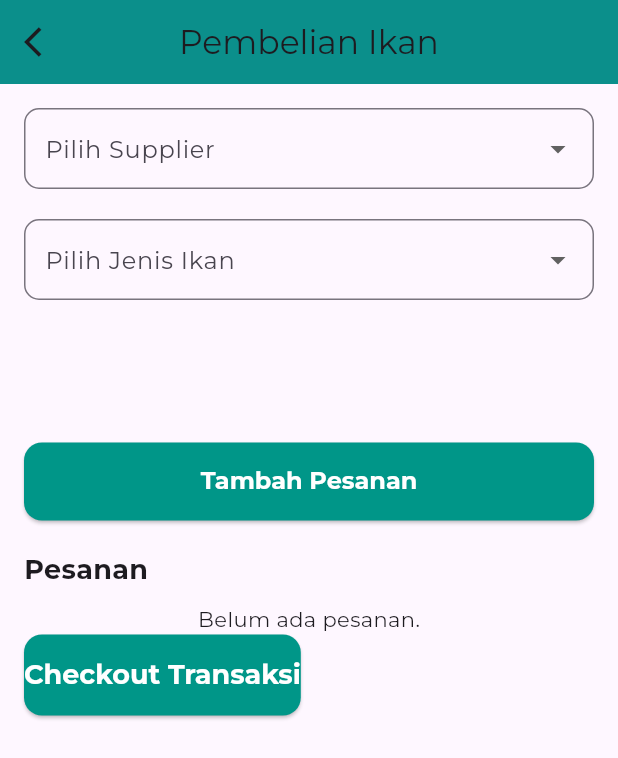
After one commit to rifquabdillah/ikanapp, a Flutter app: the PembelianScreen screen opened directly, on a phone screen of 412 x 824 dp. The commit adds this screen. Shown: the top 758 px of the screen. Run offline on Flutter 3.47's test engine with Material 3 defaults, Android fonts, the phone set to English and light mode, and no system bars; our stand-ins replace quickalert; network calls fail; project files that could hold a hidden picture were left out.

Commit message:
update 28/11/24

```diff
--- a/lib/screen/dashboardScreen.dart
+++ b/lib/screen/dashboardScreen.dart
@@ -1,6 +1,7 @@
 import 'package:flutter/material.dart';
 import 'package:ikanapps/screen/detailOrder.dart';
 import 'package:ikanapps/screen/orderHistory.dart';
+import 'package:ikanapps/screen/pembelian.dart';
 import 'orderScreen.dart';
 import 'stockManagementScreen.dart';
 import 'reportScreen.dart';
@@ -335,8 +336,14 @@ class DashboardScreen extends StatelessWidget {
                           builder: (context) => const TransactionScreen(),
                         ),
                       );
-                    } else if (_menuItems[index]['title'] == "Produk") {
-                      // Navigasi ke Produk Screen
+                    } else if (_menuItems[index]['title'] == "Pembelian") {
+                      Navigator.push(
+                        context,
+                        MaterialPageRoute(
+                          builder: (context) => const PembelianScreen(
+                          ),
+                        ),
+                      );
                     } else if (_menuItems[index]['title'] == "Order History") {
                       Navigator.push(
                         context,
@@ -445,7 +452,7 @@ class DashboardScreen extends StatelessWidget {
 }
 
   final List<Map<String, dynamic>> _menuItems = [
-  {"title": "Produk", "icon": Icons.production_quantity_limits, "color": Colors.teal.shade300},
+  {"title": "Pembelian", "icon": Icons.production_quantity_limits, "color": Colors.teal.shade300},
   {"title": "Transaksi", "icon": Icons.monetization_on_outlined, "color": Colors.green.shade300},
   {"title": "Order", "icon": Icons.sell, "color": Colors.red.shade300},
   {"title": "Order History", "icon": Icons.shopping_bag, "color": Colors.purple.shade300},
--- /dev/null
+++ b/lib/screen/pembelian.dart
@@ -0,0 +1,355 @@
+import 'package:flutter/material.dart';
+import 'confirmationScreen.dart';
+
+class PembelianScreen extends StatefulWidget {
+  const PembelianScreen({Key? key}) : super(key: key);
+
+  @override
+  State<PembelianScreen> createState() => _PembelianScreenState();
+}
+
+class _PembelianScreenState extends State<PembelianScreen> {
+  final List<Map<String, String>> _customers = [
+    {"name": "Suplier 1", "phone": "08123456789", "address": "Jl. Graha Alam Raya Bandung  No. 1"},
+    {"name": "Suplier 2", "phone": "08198765432", "address": "Jl. Graha Alam Raya Bandung No. 2"},
+    {"name": "Suplier 3", "phone": "08122334455", "address": "Jl. Graha Alam Raya Bandung No. 3"},
+  ];
+  Map<String, String>? _selectedCustomer;
+
+  String? _selectedFish;
+  String? _selectedFishVariant;
+  String? _selectedFishCount;
+  String? _quantity;
+  String? _price;
+
+  final List<String> _fishes = ["Ikan Nila", "Ikan Lele", "Ikan Mas"];
+  final Map<String, List<String>> _fishVariants = {
+    "Ikan Nila": ["Nila Merah", "Nila Hitam"],
+    "Ikan Lele": ["Lele Sangkuriang", "Lele Lokal"],
+    "Ikan Mas": ["Mas Koki", "Mas Lokal"],
+  };
+  final List<String> _fishCountOptions = [
+    "1 kg 1 ekor",
+    "1 kg 2 ekor",
+    "1 kg 3 ekor",
+    "1 kg 4 ekor",
+    "1 kg 5 ekor",
+    "1 kg 6 ekor",
+  ];
+
+  final List<Map<String, String>> _orderList = [];
+
+  @override
+  Widget build(BuildContext context) {
+    return Scaffold(
+      appBar: AppBar(
+        backgroundColor: Colors.teal,
+        title: const Text("Pembelian Ikan"),
+        centerTitle: true,
+        elevation: 5,
+        leading: IconButton(
+          icon: const Icon(Icons.arrow_back_ios),
+          onPressed: () {
+            Navigator.pop(context);
+          },
+        ),
+      ),
+      body: Padding(
+        padding: const EdgeInsets.all(16.0),
+        child: SingleChildScrollView(
+          child: Column(
+            crossAxisAlignment: CrossAxisAlignment.start,
+            children: [
+              DropdownField<Map<String, String>>(
+                value: _selectedCustomer,
+                items: _customers,
+                label: "Pilih Supplier",
+                onChanged: _orderList.isEmpty
+                    ? (value) {
+                  setState(() {
+                    _selectedCustomer = value;
+                  });
+                }
+                    : null,
+                itemLabel: (item) => item['name']!,
+                isEnabled: _orderList.isEmpty,
+              ),
+              if (_selectedCustomer != null) ...[
+                const SizedBox(height: 10),
+                Column(
+                  crossAxisAlignment: CrossAxisAlignment.start,
+                  children: [
+                    Container(
+                      margin: const EdgeInsets.symmetric(vertical: 8),
+                      padding: const EdgeInsets.symmetric(horizontal: 16, vertical: 16), // Mengurangi padding horizontal
+                      decoration: BoxDecoration(
+                        color: Colors.white,
+                        borderRadius: BorderRadius.circular(8),
+                        border: Border.all(
+                          color: Colors.black54,
+                          width: 1,
+                        ),
+                      ),
+                      child: Align(
+                        alignment: Alignment.centerLeft,
+                        child: Text(
+                          "${_selectedCustomer!['phone']}",
+                          style: const TextStyle(
+                            fontSize: 16,
+                            fontFamily: 'Montserrat',
+                            fontWeight: FontWeight.w400,
+                          ),
+                        ),
+                      ),
+                    ),
+                    Container(
+                      margin: const EdgeInsets.symmetric(vertical: 8),
+                      padding: const EdgeInsets.symmetric(horizontal: 16, vertical: 16), // Mengurangi padding horizontal
+                      decoration: BoxDecoration(
+                        color: Colors.white,
+                        borderRadius: BorderRadius.circular(8),
+                        border: Border.all(
+                          color: Colors.black54,
+                          width: 1,
+                        ),
+                      ),
+                      child: Align(
+                        alignment: Alignment.centerLeft, // Menjaga teks tetap di kiri
+                        child: Text(
+                          "${_selectedCustomer!['address']}",
+                          style: const TextStyle(
+                            fontSize: 16,
+                            fontFamily: 'Montserrat',
+                            fontWeight: FontWeight.w400,
+                          ),
+                        ),
+                      ),
+                    ),
+                  ],
+                ),
+              ],
+              const SizedBox(height: 20),
+              DropdownField<String>(
+                value: _selectedFish,
+                items: _fishes,
+                label: "Pilih Jenis Ikan",
+                itemLabel: (item) => item,
+                onChanged: (value) {
+                  setState(() {
+                    _selectedFish = value;
+                    _selectedFishVariant = null;
+                  });
+                },
+              ),
+              const SizedBox(height: 20),
+              if (_selectedFish != null)
+                DropdownField<String>(
+                  value: _selectedFishVariant,
+                  items: _fishVariants[_selectedFish!] ?? [],
+                  label: "Pilih Varian Ikan",
+                  itemLabel: (item) => item,
+                  onChanged: (value) {
+                    setState(() {
+                      _selectedFishVariant = value;
+                    });
+                  },
+                ),
+              const SizedBox(height: 20),
+              if (_selectedFishVariant != null)
+                DropdownField<String>(
+                  value: _selectedFishCount,
+                  items: _fishCountOptions,
+                  label: "Bobot",
+                  itemLabel: (item) => item,
+                  onChanged: (value) {
+                    setState(() {
+                      _selectedFishCount = value;
+                    });
+                  },
+                ),
+              const SizedBox(height: 20),
+              if (_selectedFishCount != null)
+                TextField(
+                  keyboardType: TextInputType.number,
+                  onChanged: (value) {
+                    setState(() {
+                      _quantity = value;
+                    });
+                  },
+                  decoration: const InputDecoration(
+                    labelText: "Jumlah Transaksi",
+                    border: OutlineInputBorder(),
+                  ),
+                ),
+              const SizedBox(height: 20),
+              if (_quantity != null)
+                TextField(
+                  keyboardType: TextInputType.number,
+                  onChanged: (value) {
+                    setState(() {
+                      _price = value;
+                    });
+                  },
+                  decoration: const InputDecoration(
+                    labelText: "Harga (per kg)",
+                    border: OutlineInputBorder(),
+                  ),
+                ),
+              const SizedBox(height: 15),
+              SizedBox(
+                width: double.infinity,
+                child: ElevatedButton(
+                  onPressed: () {
+                    if (_selectedCustomer != null &&
+                        _selectedFish != null &&
+                        _selectedFishVariant != null &&
+                        _selectedFishCount != null &&
+                        _quantity != null) {
+                      _addOrder();
+                    } else {
+                      ScaffoldMessenger.of(context).showSnackBar(
+                        const SnackBar(
+                          content: Text("Mohon lengkapi semua data!"),
+                        ),
+                      );
+                    }
+                  },
+                  style: ElevatedButton.styleFrom(
+                    backgroundColor: Colors.teal,
+                    padding: const EdgeInsets.symmetric(vertical: 16.0),
+                    shape: RoundedRectangleBorder(
+                      borderRadius: BorderRadius.circular(12.0),
+                    ),
+                    foregroundColor: Colors.white,
+                    textStyle: const TextStyle(
+                      fontSize: 16,
+                      fontWeight: FontWeight.bold,
+                      fontFamily: 'Montserrat',
+                    ),
+                  ),
+                  child: const Text("Tambah Pesanan"),
+                ),
+              ),
+              const SizedBox(height: 20),
+              const Text(
+                "Pesanan",
+                style: TextStyle(fontSize: 18, fontWeight: FontWeight.bold),
+              ),
+              const SizedBox(height: 10),
+              _buildOrderTable(),
+              ElevatedButton(
+                onPressed: () {
+                  if (_orderList.isNotEmpty && _selectedCustomer != null) {
+                    Navigator.push(
+                      context,
+                      MaterialPageRoute(
+                        builder: (context) => ConfirmationScreen(
+                          customerData: _selectedCustomer!,
+                          orderList: _orderList,
+                        ),
+                      ),
+                    );
+                  } else {
+                    ScaffoldMessenger.of(context).showSnackBar(
+                      const SnackBar(
+                        content: Text("Pastikan ada pesanan dan customer terpilih!"),
+                      ),
+                    );
+                  }
+                },
+                style: ElevatedButton.styleFrom(
+                  backgroundColor: Colors.teal, // Warna latar belakang tombol
+                  padding: const EdgeInsets.symmetric(vertical: 16.0), // Padding vertikal
+                  shape: RoundedRectangleBorder(
+                    borderRadius: BorderRadius.circular(12.0), // Sudut tombol melengkung
+                  ),
+                  foregroundColor: Colors.white, // Warna teks tombol
+                  textStyle: const TextStyle(
+                    fontSize: 18, // Ukuran font
+                    fontWeight: FontWeight.bold, // Berat font
+                    fontFamily: 'Montserrat', // Menetapkan font keluarga
+                  ),
+                ),
+                child: const Text("Checkout Transaksi"),
+              )
+            ],
+          ),
+        ),
+      ),
+    );
+  }
+
+  Widget DropdownField<T>({
+    required T? value,
+    required List<T> items,
+    required String label,
+    required ValueChanged<T?>? onChanged,
+    required String Function(T) itemLabel,
+    bool isEnabled = true,
+  }) {
+    return DropdownButtonFormField<T>(
+      value: value,
+      items: items.map((item) {
+        return DropdownMenuItem<T>(
+          value: item,
+          child: Text(itemLabel(item)),
+        );
+      }).toList(),
+      onChanged: isEnabled ? onChanged : null,
+      decoration: InputDecoration(
+        labelText: label,
+        border: OutlineInputBorder(
+          borderRadius: BorderRadius.circular(10),
+        ),
+        contentPadding: const EdgeInsets.symmetric(vertical: 15, horizontal: 10),
+      ),
+    );
+  }
+
+  Widget _buildOrderTable() {
+    if (_orderList.isEmpty) {
+      return const Center(child: Text("Belum ada pesanan."));
+    }
+
+    return Column(
+      children: _orderList.map((order) {
+        return Card(
+          margin: const EdgeInsets.symmetric(vertical: 5),
+          child: ListTile(
+            title: Text(order['fish']!),
+            subtitle: Text("Varian: ${order['variant']} - Jumlah: ${order['quantity']}"),
+            trailing: Text("Bobot: ${order['weight']}"),
+          ),
+        );
+      }).toList(),
+    );
+  }
+
+  void _addOrder() {
+    setState(() {
+      _orderList.add({
+        'customer': _selectedCustomer!['name']!,
+        'fish': _selectedFish!,
+        'variant': _selectedFishVariant!,
+        'weight': _selectedFishCount!,
+        'quantity': _quantity!,
+        'price': _price ?? "0", // Menyimpan harga jika diisi
+      });
+      _selectedFish = null;
+      _selectedFishVariant = null;
+      _selectedFishCount = null;
+      _quantity = null;
+      _price = null; // Reset harga setelah menambah pesanan
+    });
+  }
+
+  void _processTransaction() {
+    ScaffoldMessenger.of(context).showSnackBar(
+      const SnackBar(content: Text("Transaksi selesai!")),
+    );
+    setState(() {
+      _orderList.clear();
+      _selectedCustomer = null; // Reset customer setelah transaksi selesai
+    });
+  }
+}
```
